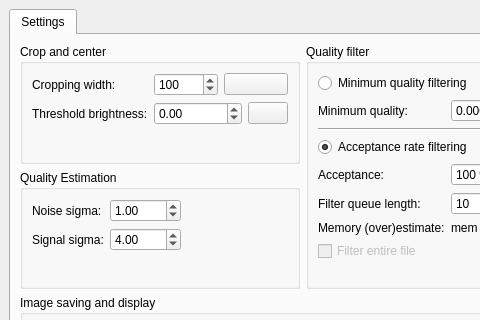
Old version of the form src/arifmainwindow.ui in the repository AD-Vega/arif; both pictures show x 0 to 480 and y 0 to 320 of the 680 by 587 pixel window.
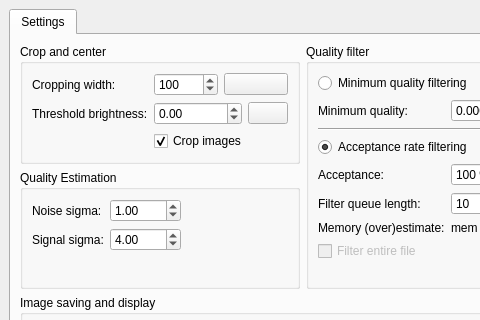
New version of the form. Icons and pictures are not drawn. Custom widgets are drawn as their Qt base class.

Diff of the .ui file:
```diff
--- a/src/arifmainwindow.ui
+++ b/src/arifmainwindow.ui
@@ -113,6 +113,16 @@
                  </item>
                 </layout>
                </item>
+               <item row="2" column="1">
+                <widget class="QCheckBox" name="cropCheck">
+                 <property name="text">
+                  <string>Crop images</string>
+                 </property>
+                 <property name="checked">
+                  <bool>true</bool>
+                 </property>
+                </widget>
+               </item>
               </layout>
              </widget>
             </item>
```
